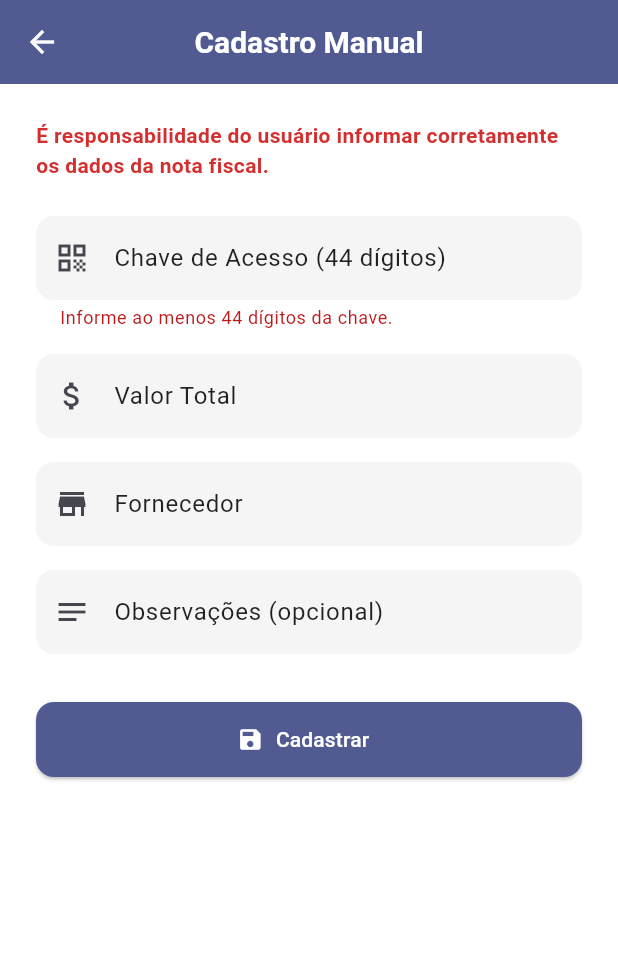
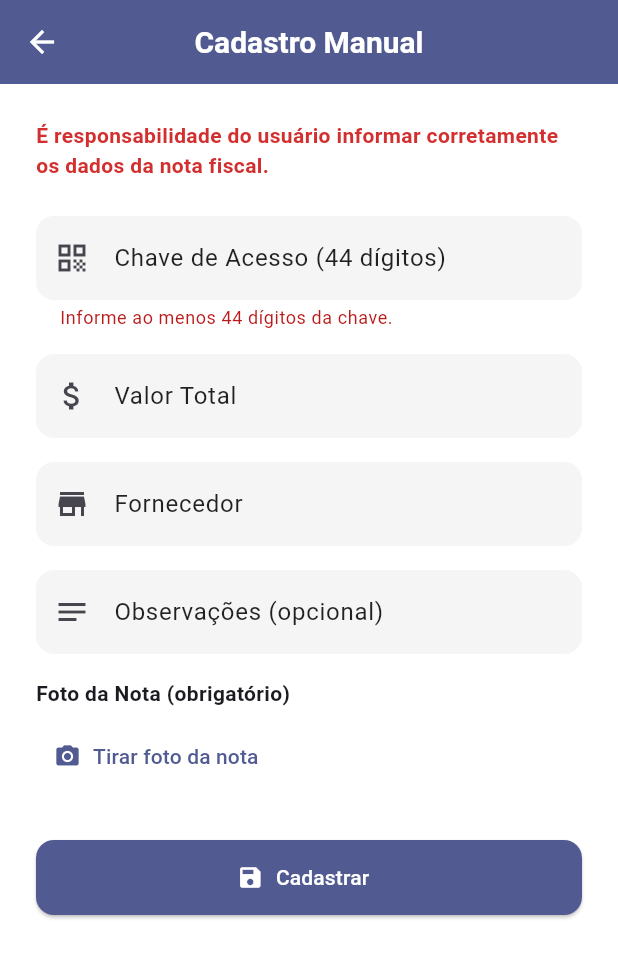
Before and after one commit to GuilhermeLegramante/nota_premiada, a Flutter app: the ManualCadastroPage screen opened by its route, after a tap on "Cadastrar", on a phone screen of 412 x 824 dp. Shown: the top 958 px of the screen. Run offline on Flutter 3.47's test engine with Material 3 defaults, Android fonts, the light colour scheme and no system bars; our stand-ins replace flutter_multi_formatter, image_picker, package_info_plus, shared_preferences, webview_flutter; missing offline and left inert: simple_barcode_scanner; accounts and stored records are empty; network calls fail.

Commit message:
Correção no número da nota e envio de foto da nota no cadastro manual

```diff
--- a/lib/screens/dashboard_page.dart
+++ b/lib/screens/dashboard_page.dart
@@ -63,8 +63,6 @@ class _DashboardPageState extends State<DashboardPage> {
             final numeros = cupom['numeros_sorteio'] ?? [];
             return sum + numeros.length;
           });
-          print('NUMEROS');
-          print(totalNumerosSorteio);
         });
       }
 
@@ -308,7 +306,7 @@ class _DashboardPageState extends State<DashboardPage> {
                                                   .map<Widget>(
                                                     (n) => Chip(
                                                       label: Text(
-                                                        n['id']
+                                                        n['codigo_continuo']
                                                             .toString()
                                                             .padLeft(6, '0'),
                                                       ),
--- a/lib/screens/manual_cadastro_page.dart
+++ b/lib/screens/manual_cadastro_page.dart
@@ -1,7 +1,11 @@
 import 'dart:convert';
+import 'dart:io';
+
 import 'package:flutter/material.dart';
 import 'package:shared_preferences/shared_preferences.dart';
 import 'package:http/http.dart' as http;
+import 'package:image_picker/image_picker.dart';
+
 import '../config/api_config.dart';
 
 class ManualCadastroPage extends StatefulWidget {
@@ -20,6 +24,18 @@ class _ManualCadastroPageState extends State<ManualCadastroPage> {
   bool loading = false;
   String? error;
   Map<String, String> fieldErrors = {};
+
+  File? _imagemNota;
+  final ImagePicker _picker = ImagePicker();
+
+  Future<void> _tirarFoto() async {
+    final XFile? arquivo = await _picker.pickImage(source: ImageSource.camera);
+    if (arquivo != null) {
+      setState(() {
+        _imagemNota = File(arquivo.path);
+      });
+    }
+  }
 
   Future<void> cadastrarManual() async {
     setState(() {
@@ -53,24 +69,35 @@ class _ManualCadastroPageState extends State<ManualCadastroPage> {
       return;
     }
 
+    if (_imagemNota == null) {
+      setState(() {
+        fieldErrors['arquivo'] = 'Por favor, tire uma foto da nota.';
+        loading = false;
+      });
+      return;
+    }
+
     try {
       final prefs = await SharedPreferences.getInstance();
       final token = prefs.getString('access_token');
 
-      final response = await http.post(
-        Uri.parse('${ApiConfig.baseUrl}/cupons/manual'),
-        headers: {
-          'Authorization': 'Bearer $token',
-          'Content-Type': 'application/json',
-        },
-        body: jsonEncode({
-          'chave_acesso': _chaveController.text.trim(),
-          'valor_total': valor,
-          'fornecedor': _fornecedorController.text.trim(),
-          'observacao': _obsController.text.trim(),
-        }),
-      );
+      final uri = Uri.parse('${ApiConfig.baseUrl}/cupons/manual');
+      final request =
+          http.MultipartRequest('POST', uri)
+            ..headers['Authorization'] = 'Bearer $token'
+            ..fields['chave_acesso'] = _chaveController.text.trim()
+            ..fields['valor_total'] = valor.toString()
+            ..fields['fornecedor'] = _fornecedorController.text.trim()
+            ..fields['observacao'] = _obsController.text.trim();
 
+      if (_imagemNota != null) {
+        request.files.add(
+          await http.MultipartFile.fromPath('arquivo', _imagemNota!.path),
+        );
+      }
+
+      final streamedResponse = await request.send();
+      final response = await http.Response.fromStream(streamedResponse);
       final data = jsonDecode(response.body);
 
       if (response.statusCode == 201) {
@@ -109,6 +136,29 @@ class _ManualCadastroPageState extends State<ManualCadastroPage> {
         borderRadius: BorderRadius.circular(12),
         borderSide: BorderSide.none,
       ),
+    );
+  }
+
+  Widget _widgetFoto() {
+    return Column(
+      crossAxisAlignment: CrossAxisAlignment.start,
+      children: [
+        const Text(
+          'Foto da Nota (obrigatório)',
+          style: TextStyle(fontWeight: FontWeight.bold),
+        ),
+        const SizedBox(height: 8),
+        if (_imagemNota != null)
+          ClipRRect(
+            borderRadius: BorderRadius.circular(12),
+            child: Image.file(_imagemNota!, height: 150, fit: BoxFit.cover),
+          ),
+        TextButton.icon(
+          onPressed: _tirarFoto,
+          icon: const Icon(Icons.camera_alt),
+          label: const Text('Tirar foto da nota'),
+        ),
+      ],
     );
   }
 
@@ -152,7 +202,9 @@ class _ManualCadastroPageState extends State<ManualCadastroPage> {
             const SizedBox(height: 16),
             TextField(
               controller: _valorController,
-              keyboardType: TextInputType.numberWithOptions(decimal: true),
+              keyboardType: const TextInputType.numberWithOptions(
+                decimal: true,
+              ),
               decoration: inputDecoration(
                 'Valor Total',
                 Icons.attach_money,
@@ -176,6 +228,8 @@ class _ManualCadastroPageState extends State<ManualCadastroPage> {
                 Icons.notes,
               ),
             ),
+            const SizedBox(height: 16),
+            _widgetFoto(),
             const SizedBox(height: 24),
             if (error != null)
               Text(
--- a/pubspec.yaml
+++ b/pubspec.yaml
@@ -39,6 +39,8 @@ dependencies:
   simple_barcode_scanner: ^0.3.0
   flutter_multi_formatter: ^2.12.3
   flutter_launcher_icons: ^0.13.1
+  image_picker: ^1.1.1
+  path: ^1.8.3
 
 
 flutter_launcher_icons:
```
Also changed, not shown: pubspec.lock, 5 other files.
